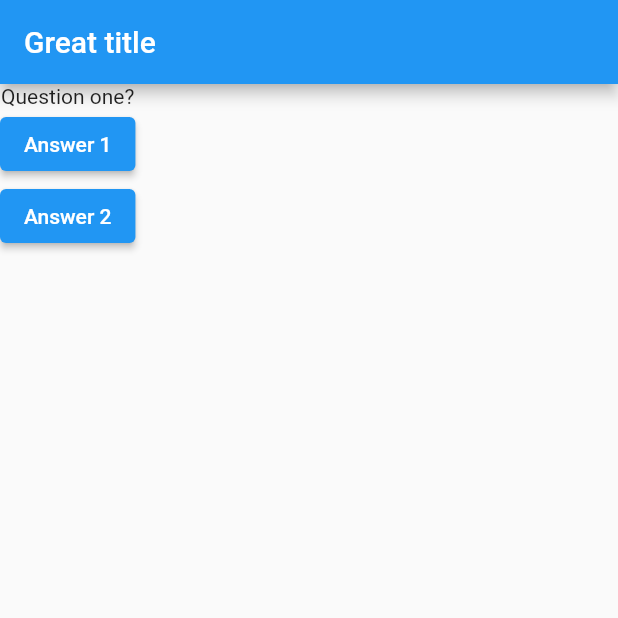
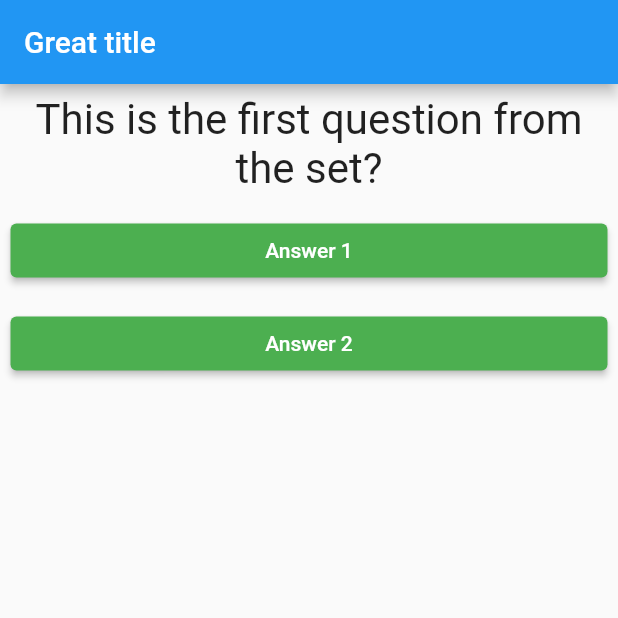
Before and after one commit to Cyber-Kakashi/flutter_complete_guide, a Flutter app: the screen it shows after launch, on a phone screen of 412 x 824 dp, the top half of it. Run offline on Flutter 3.47's test engine with Material 2 defaults, Android fonts, the phone set to English and light mode, and no system bars.

Commit message:
created a function handler to accept the function ref

```diff
--- /dev/null
+++ b/lib/answer.dart
@@ -0,0 +1,24 @@
+import 'package:flutter/material.dart';
+
+class Answer extends StatelessWidget {
+  final String answerText;
+  final VoidCallback answerHandler;
+
+  Answer(this.answerText, this.answerHandler);
+
+  @override
+  Widget build(BuildContext context) {
+    return Container(
+      width: double.infinity,
+      margin: EdgeInsets.all(7),
+      child: ElevatedButton(
+        style: ElevatedButton.styleFrom(
+          primary: Colors.green,
+          onPrimary: Colors.white,
+        ),
+        child: Text(answerText),
+        onPressed: answerHandler,
+      ),
+    );
+  }
+}
--- a/lib/main.dart
+++ b/lib/main.dart
@@ -1,5 +1,6 @@
 import 'package:flutter/material.dart';
 
+import './answer.dart';
 import './question.dart';
 
 void main() {
@@ -16,7 +17,7 @@ class MyApp extends StatefulWidget {
 class _MyAppState extends State<MyApp> {
   var _questionIndex = 0;
 
-  void answerQuestions() {
+  void _answerQuestions() {
     setState(() {
       if (_questionIndex < 1) {
         _questionIndex += 1;
@@ -26,7 +27,10 @@ class _MyAppState extends State<MyApp> {
 
   @override
   Widget build(BuildContext context) {
-    var questions = ['Question one?', 'Question 2?'];
+    var questions = [
+      'This is the first question from the set?',
+      'Second question is also great?'
+    ];
     return MaterialApp(
       home: Scaffold(
         appBar: AppBar(
@@ -35,14 +39,8 @@ class _MyAppState extends State<MyApp> {
         body: Column(
           children: [
             Question(questions[_questionIndex]),
-            ElevatedButton(
-              child: Text('Answer 1'),
-              onPressed: answerQuestions,
-            ),
-            ElevatedButton(
-              child: Text('Answer 2'),
-              onPressed: answerQuestions,
-            ),
+            Answer('Answer 1', _answerQuestions),
+            Answer('Answer 2', _answerQuestions),
           ],
         ),
       ),
--- a/lib/question.dart
+++ b/lib/question.dart
@@ -7,6 +7,14 @@ class Question extends StatelessWidget {
 
   @override
   Widget build(BuildContext context) {
-    return Text(questionText);
+    return Container(
+      child: Text(
+        questionText,
+        textAlign: TextAlign.center,
+        style: TextStyle(fontSize: 28),
+      ),
+      width: double.infinity,
+      margin: EdgeInsets.all(7),
+    );
   }
 }
```
